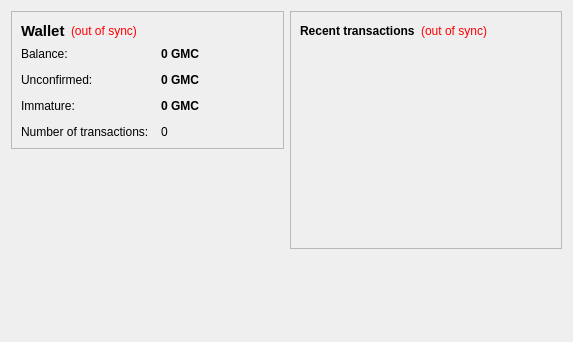
Petr1fied/gamecoin, file src/qt/forms/overviewpage.ui: the form before one commit.
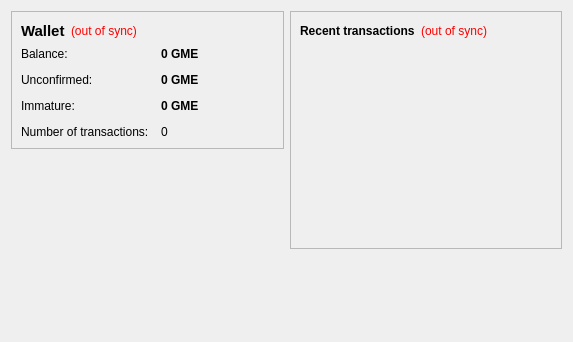
The form after the commit.

```diff
--- a/src/qt/forms/overviewpage.ui
+++ b/src/qt/forms/overviewpage.ui
@@ -105,7 +105,7 @@
              <string>Your current balance</string>
             </property>
             <property name="text">
-             <string notr="true">0 GMC</string>
+             <string notr="true">0 GME</string>
             </property>
             <property name="textInteractionFlags">
              <set>Qt::LinksAccessibleByMouse|Qt::TextSelectableByKeyboard|Qt::TextSelectableByMouse</set>
@@ -134,7 +134,7 @@
              <string>Total of transactions that have yet to be confirmed, and do not yet count toward the current balance</string>
             </property>
             <property name="text">
-             <string notr="true">0 GMC</string>
+             <string notr="true">0 GME</string>
             </property>
             <property name="textInteractionFlags">
              <set>Qt::LinksAccessibleByMouse|Qt::TextSelectableByKeyboard|Qt::TextSelectableByMouse</set>
@@ -177,7 +177,7 @@
              <string>Mined balance that has not yet matured</string>
             </property>
             <property name="text">
-             <string notr="true">0 GMC</string>
+             <string notr="true">0 GME</string>
             </property>
             <property name="textInteractionFlags">
              <set>Qt::LinksAccessibleByMouse|Qt::TextSelectableByKeyboard|Qt::TextSelectableByMouse</set>
```
